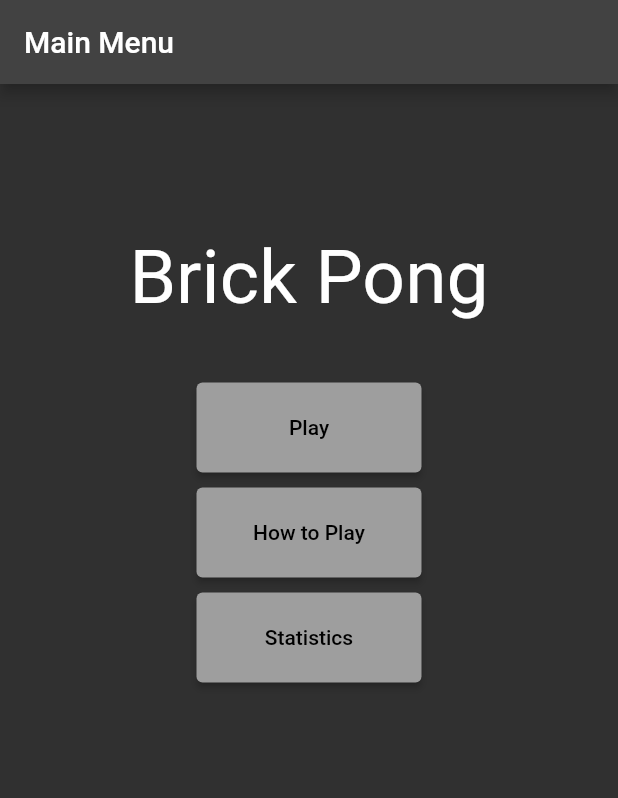
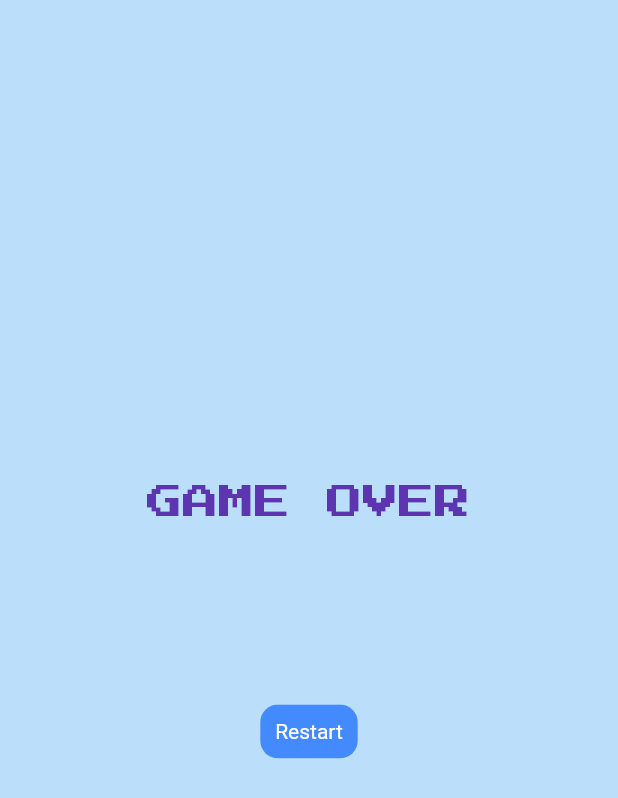
Before and after one commit to DarrelOdom17/brick_pong_flutter, a Flutter app: the screen it shows after launch, after a tap on "Play", on a phone screen of 412 x 824 dp. Shown: the top 798 px of the screen. Run offline on Flutter 3.47's test engine with Material 2 defaults, Android fonts, the phone set to English and light mode, and no system bars; our stand-ins replace avatar_glow, google_fonts.

Commit message:
Most of the code for our gameobjects(player, bricks and ball, etc.) are done. I just need to start building out the game scene. I'll probably make some changes to each scene at some point.

```diff
--- a/lib/game_over_screen.dart
+++ b/lib/game_over_screen.dart
@@ -0,0 +1,52 @@
+import 'package:flutter/material.dart';
+import 'package:google_fonts/google_fonts.dart';
+
+bool isGameOver = true;
+//bool onResetGame;
+
+class GameOverScreen extends StatelessWidget {
+  //final bool isGameOver;
+  //final Function() onResetGame;
+
+  const GameOverScreen(
+      {Key? key}) /*required this.isGameOver, required this.onResetGame})*/
+      : super(key: key);
+
+  static var gameFont = GoogleFonts.pressStart2p(
+      textStyle: TextStyle(
+          color: Colors.deepPurple[600], letterSpacing: 0, fontSize: 24));
+
+  @override
+  Widget build(BuildContext context) {
+    return isGameOver
+        ? Stack(
+            children: [
+              Container(
+                alignment: const Alignment(0, -0.2),
+                child: Text(
+                  'GAME OVER',
+                  style: gameFont,
+                ),
+              ),
+              Container(
+                alignment: const Alignment(0, 0.2),
+                child: GestureDetector(
+                  //onTap: onResetGame,
+                  child: ClipRRect(
+                    borderRadius: BorderRadius.circular(12),
+                    child: Container(
+                      padding: const EdgeInsets.all(10),
+                      color: Colors.blueAccent,
+                      child: const Text(
+                        'Restart',
+                        style: TextStyle(color: Colors.white),
+                      ),
+                    ),
+                  ),
+                ),
+              ),
+            ],
+          )
+        : Container();
+  }
+}
--- a/lib/games_screen.dart
+++ b/lib/games_screen.dart
@@ -1,35 +1,46 @@
 import 'package:flutter/material.dart';
+import 'package:android_projects/GameObjects/ball.dart';
+import 'package:android_projects/GameObjects/player.dart';
+import 'package:android_projects/GameObjects/player_brick.dart';
+import 'package:android_projects/game_cover_screen.dart';
+import 'package:android_projects/game_over_screen.dart';
 
 class GameScreen extends StatefulWidget {
   const GameScreen({Key? key}) : super(key: key);
 
   @override
-  _GameScreenState createState() => _GameScreenState();
+  State<GameScreen> createState() => _GameScreenState();
 }
 
-  class _GameScreenState extends State<GameScreen> {
-    @override
-    Widget build(BuildContext context) {
-      return Scaffold(
-        backgroundColor: Colors.blueAccent[100],
-        body: Center(
+enum BallDirection { UP, DOWN, LEFT, RIGHT }
+
+class _GameScreenState extends State<GameScreen> {
+  @override
+  Widget build(BuildContext context) {
+    return Scaffold(
+      backgroundColor: Colors.blue[100],
+      body: Padding(
+        padding: const EdgeInsets.symmetric(vertical: 16),
+        child: Center(
           child: Stack(
             children: [
-              // ball
-              Container(
-                alignment: Alignment(0, 0),
-                child: Container(
-                  height: 15,
-                  width: 15,
-                  decoration: BoxDecoration(
-                    color: Colors.pink[400],
-                    shape: BoxShape.circle,
-                  ),
-                ),
-              )
+              // tap to play
+              //const CoverScreen(),
+
+              // Gameover screen call
+              GameOverScreen(),
+
+              // Ball object class call
+              // Ball(),
+
+              // Player class call
+              //Player(),
+
+              // Calls the bricks class that can then be usd to create a level
             ],
           ),
         ),
-      );
+      ),
+    );
   }
 }
--- a/lib/main.dart
+++ b/lib/main.dart
@@ -1,21 +1,26 @@
-
+import 'package:android_projects/GameObjects/player_brick.dart';
 import 'package:android_projects/game_cover_screen.dart';
+import 'package:android_projects/game_over_screen.dart';
 import 'package:android_projects/games_screen.dart';
+import 'package:android_projects/GameObjects/player.dart';
 import 'package:flutter/material.dart';
+import 'package:android_projects/GameObjects/ball.dart';
 import 'title_screen.dart';
 
 void main() {
-  runApp(
-      MaterialApp(
-        initialRoute: '/main_menu',
-        routes: {
-          '/main_menu': (context) => const TitleScreen(),
-          '/main_menu/statistics': (context) => const StatisticsScreen(),
-          // make sure to change this const ^ when you want to check how your new class
-          // looks in the live preview in the emulator or web
-        },
-      )
-  );
+  runApp(MaterialApp(
+    initialRoute: '/main_menu',
+    routes: {
+      '/main_menu': (context) => const TitleScreen(),
+      '/main_menu/statistics': (context) => const StatisticsScreen(),
+      //'/main_menu/play': (context) => const MyBrick(),
+      //'/main_menu/play': (context) => const Player(),
+      '/main_menu/play': (context) => GameScreen(),
+      //'/main_menu/play' : (context) => GameOverScreen(),
+      //'/main_menu/play' : (context) => CoverScreen(),
+      //'/main_menu/play' : (context) => Ball(ballX: 0, ballY: 0, isGameOver: false, hasGameStarted: true)
+    },
+  ));
 }
 
 class MyApp extends StatelessWidget {
--- a/lib/title_screen.dart
+++ b/lib/title_screen.dart
@@ -26,7 +26,7 @@ class TitleScreen extends StatelessWidget {
                 style: TextStyle(fontSize: 50),
               ),
               const Padding(padding: EdgeInsets.all(20)),
-              MenuButton("Play", 60, 150, () {}),
+              MenuButton("Play", 60, 150, () {Navigator.pushNamed(context, "/main_menu/play");}),
               const Padding(padding: EdgeInsets.all(5)),
               MenuButton("How to Play", 60, 150, () {}),
               const Padding(padding: EdgeInsets.all(5)),
```
Also changed, not shown: lib/GameObjects/ball.dart (+55 -0 lines), lib/GameObjects/player.dart (+24 -0 lines), lib/GameObjects/player_brick.dart (+30 -0 lines), lib/game_cover_screen.dart (+13 -26 lines).
